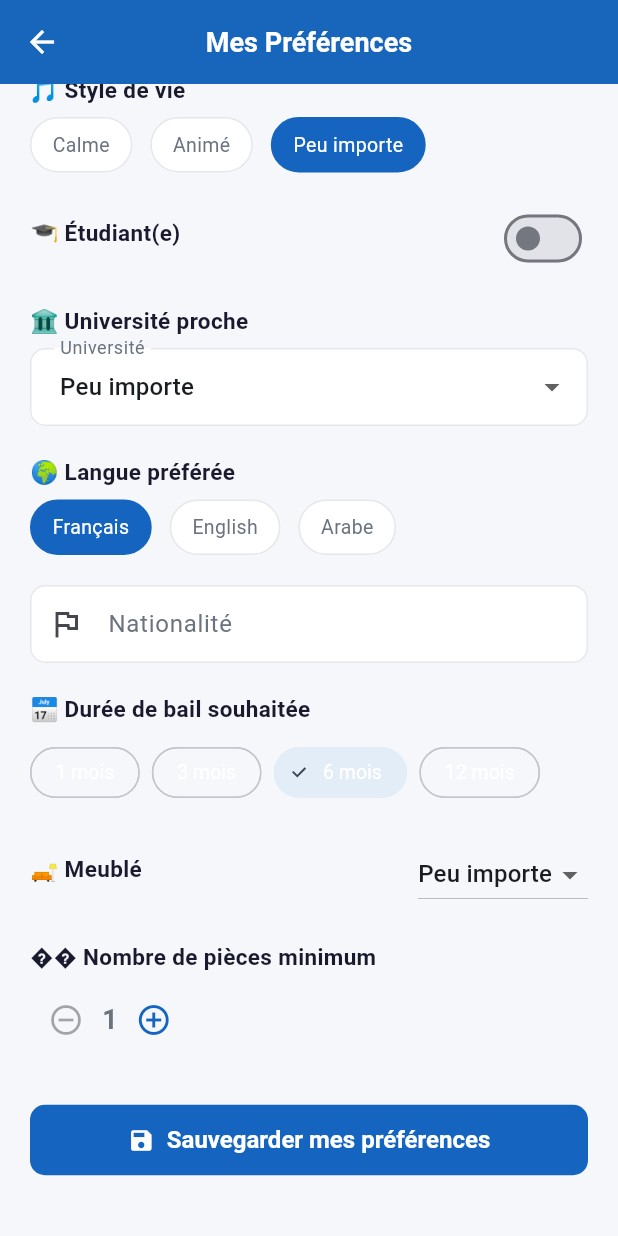
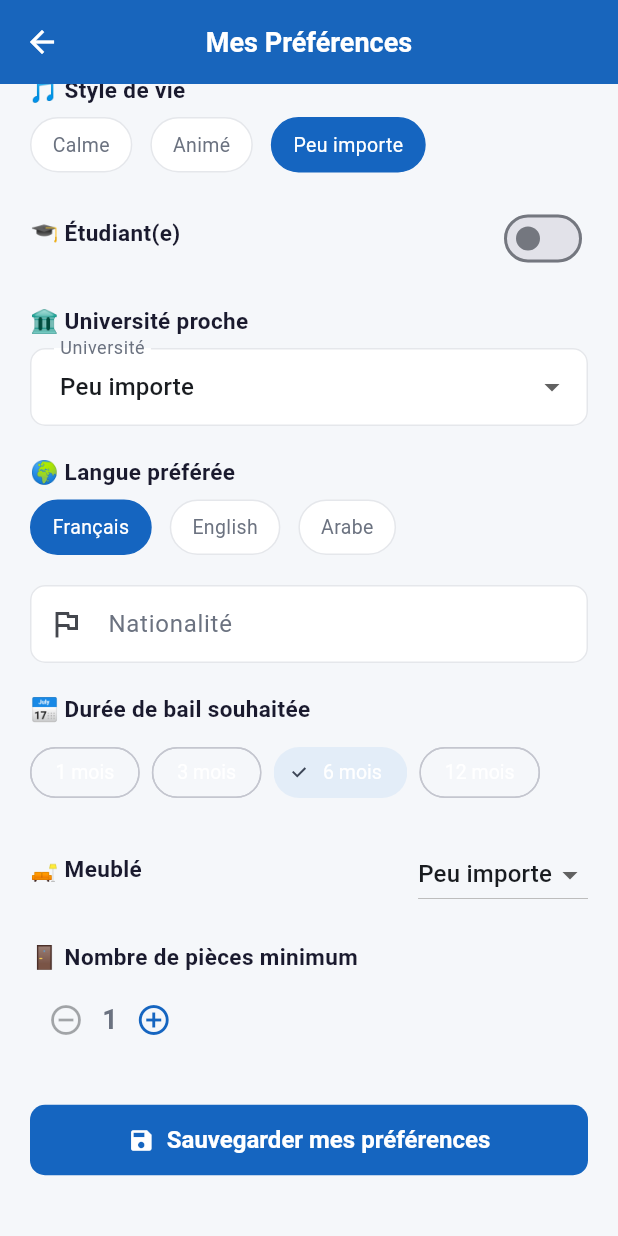
Before and after one commit to najialaajimi/mobile_binome_1, a Flutter app: the PreferencesScreen screen opened by its route, scrolled down 277 dp, on a phone screen of 412 x 824 dp. Run offline on Flutter 3.47's test engine with Material 3 defaults, Android fonts, the phone set to English and light mode, and no system bars; our stand-ins replace shared_preferences; accounts and stored records are empty; statements that could not run were skipped.

```diff
--- a/lib/screens/tenant/preferences_screen.dart
+++ b/lib/screens/tenant/preferences_screen.dart
@@ -292,7 +292,7 @@ class _PreferencesScreenState extends State<PreferencesScreen> {
               ],
             ),
             const SizedBox(height: 20),
-            _sectionTitle('�� Nombre de pièces minimum'),
+            _sectionTitle('🚪 Nombre de pièces minimum'),
             Row(
               children: [
                 IconButton(
```
